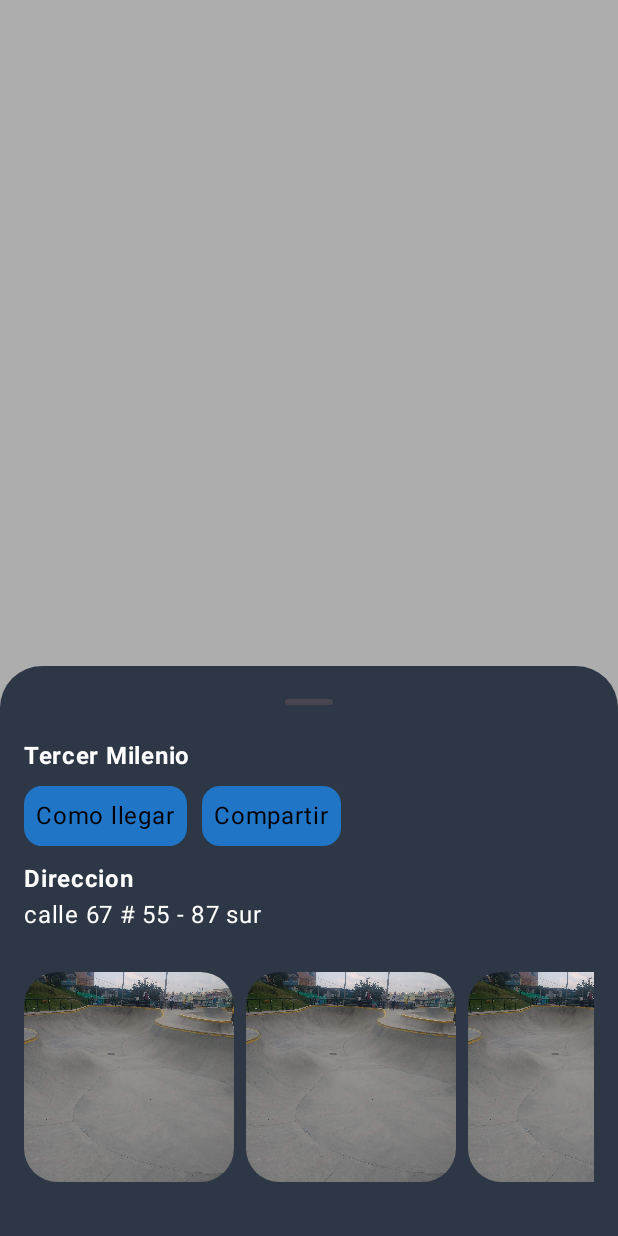
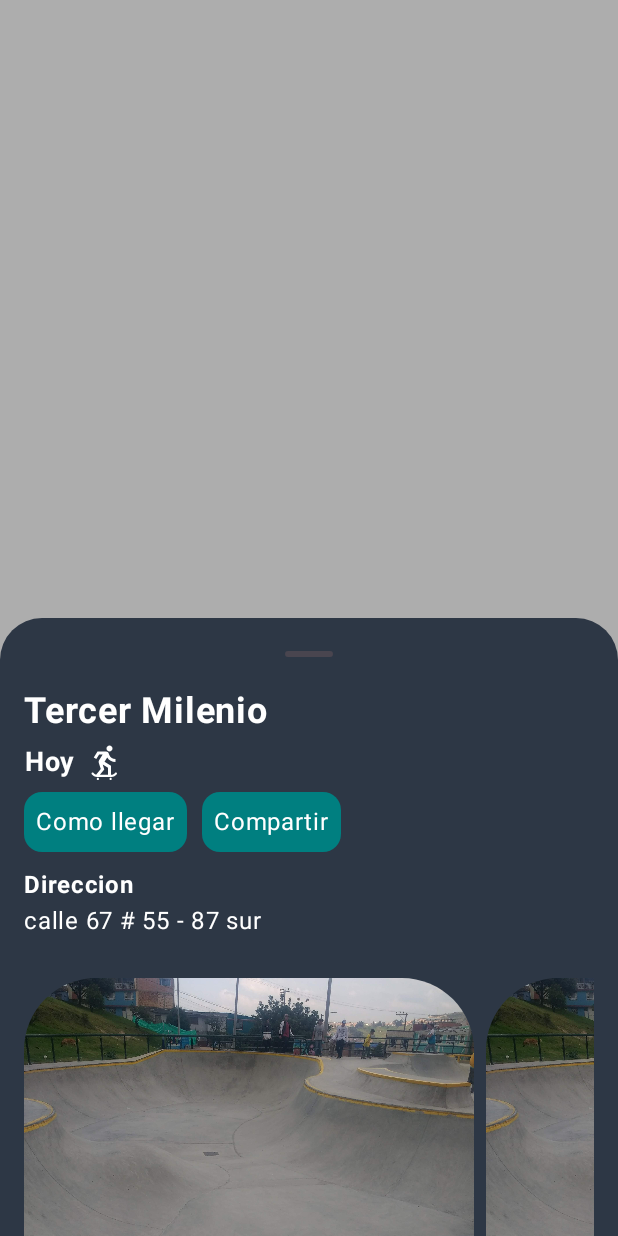
Before and after one commit to erisg/GoSkateCompose, an Android app built with Jetpack Compose: the @Preview function BottomSheetPreview, on a phone screen of 412 x 824 dp. Run offline under Robolectric (Android 15) with nearby library versions, the phone set to English and light mode, and no system bars.

Commit message:
-the location is added and shown in real time. -the logic for the deeplink to share the spot starts.

```diff
--- a/app/build.gradle
+++ b/app/build.gradle
@@ -99,6 +99,7 @@ dependencies {
     //Maps
     implementation 'com.google.maps.android:maps-compose:2.11.0'
     implementation 'com.google.android.gms:play-services-maps:18.1.0'
+    implementation 'com.google.android.gms:play-services-location:21.0.1'
 
     //Coil
     implementation "io.coil-kt:coil-compose:2.2.1"
--- a/app/src/main/java/com/goskate/goskate/ui/components/BannerComponent.kt
+++ b/app/src/main/java/com/goskate/goskate/ui/components/BannerComponent.kt
@@ -2,6 +2,7 @@ package com.goskate.goskate.ui.components
 
 import androidx.compose.foundation.Image
 import androidx.compose.foundation.background
+import androidx.compose.foundation.clickable
 import androidx.compose.foundation.layout.Row
 import androidx.compose.foundation.layout.padding
 import androidx.compose.foundation.layout.wrapContentSize
@@ -13,16 +14,23 @@ import androidx.compose.ui.Modifier
 import androidx.compose.ui.graphics.vector.ImageVector
 import androidx.compose.ui.text.style.TextAlign
 import androidx.compose.ui.unit.dp
-import com.goskate.goskate.ui.theme.BlueDark10
 import com.goskate.goskate.ui.theme.Shapes
-import com.goskate.goskate.ui.theme.black
+import com.goskate.goskate.ui.theme.Teal
+import com.goskate.goskate.ui.theme.white
 
 @Composable
-fun Banner(image: ImageVector?, description: String) {
+fun Banner(
+    image: ImageVector?,
+    description: String,
+    onAction: () -> Unit,
+) {
     Row(
         modifier = Modifier
             .wrapContentSize()
-            .background(BlueDark10, Shapes.medium),
+            .background(Teal, Shapes.medium)
+            .clickable {
+                onAction.invoke()
+            },
         verticalAlignment = Alignment.CenterVertically,
     ) {
         if (image != null) {
@@ -35,7 +43,7 @@ fun Banner(image: ImageVector?, description: String) {
         }
         Text(
             text = description,
-            color = black,
+            color = white,
             textAlign = TextAlign.Start,
             modifier = Modifier
                 .wrapContentWidth()
--- a/app/src/main/java/com/goskate/goskate/ui/components/BottomSheetComponent.kt
+++ b/app/src/main/java/com/goskate/goskate/ui/components/BottomSheetComponent.kt
@@ -1,16 +1,15 @@
 package com.goskate.goskate.ui.components
 
 import androidx.compose.animation.animateContentSize
-import androidx.compose.animation.core.animateFloatAsState
 import androidx.compose.foundation.Image
 import androidx.compose.foundation.clickable
 import androidx.compose.foundation.layout.Arrangement
-import androidx.compose.foundation.layout.Box
 import androidx.compose.foundation.layout.Row
 import androidx.compose.foundation.layout.Spacer
 import androidx.compose.foundation.layout.fillMaxSize
 import androidx.compose.foundation.layout.fillMaxWidth
 import androidx.compose.foundation.layout.height
+import androidx.compose.foundation.layout.heightIn
 import androidx.compose.foundation.layout.padding
 import androidx.compose.foundation.layout.size
 import androidx.compose.foundation.layout.width
@@ -24,20 +23,17 @@ import androidx.compose.material3.Text
 import androidx.compose.material3.rememberModalBottomSheetState
 import androidx.compose.runtime.Composable
 import androidx.compose.runtime.getValue
-import androidx.compose.runtime.mutableStateOf
-import androidx.compose.runtime.remember
 import androidx.compose.runtime.setValue
 import androidx.compose.ui.Alignment
 import androidx.compose.ui.Modifier
 import androidx.compose.ui.draw.clip
-import androidx.compose.ui.draw.scale
 import androidx.compose.ui.layout.ContentScale
 import androidx.compose.ui.res.painterResource
 import androidx.compose.ui.text.font.FontWeight
 import androidx.compose.ui.text.style.TextAlign
 import androidx.compose.ui.tooling.preview.Preview
-import androidx.compose.ui.unit.Dp
 import androidx.compose.ui.unit.dp
+import androidx.compose.ui.unit.sp
 import com.goskate.goskate.R
 import com.goskate.goskate.ui.theme.BlueDark
 import com.goskate.goskate.ui.theme.GoSkateTheme
@@ -45,9 +41,12 @@ import com.goskate.goskate.ui.theme.white
 
 @OptIn(ExperimentalMaterial3Api::class)
 @Composable
-fun BottomSheetComponent(onDismiss: () -> Unit) {
+fun BottomSheetComponent(
+    onDismiss: () -> Unit,
+    onCreateRute: () -> Unit,
+    onShareLink: () -> Unit
+    ) {
     val modalBottomSheetState = rememberModalBottomSheetState()
-
     ModalBottomSheet(
         onDismissRequest = { onDismiss() },
         sheetState = modalBottomSheetState,
@@ -59,19 +58,44 @@ fun BottomSheetComponent(onDismiss: () -> Unit) {
             color = white,
             fontWeight = FontWeight.Bold,
             textAlign = TextAlign.Start,
+            fontSize = 24.sp,
             modifier = Modifier
                 .fillMaxWidth()
                 .padding(bottom = 8.dp, start = 16.dp),
-
         )
         Row(
             modifier = Modifier
                 .padding(start = 16.dp)
                 .wrapContentWidth(),
         ) {
-            Banner(null, "Como llegar")
+            Text(
+                text = "Hoy",
+                color = white,
+                fontWeight = FontWeight.Bold,
+                fontSize = 18.sp,
+                textAlign = TextAlign.Center,
+            )
+            Spacer(modifier = Modifier.width(8.dp))
+            Image(painter = painterResource(id = R.drawable.baseline_skateboarding_24), contentDescription = "skate")
+        }
+        Row(
+            modifier = Modifier
+                .padding(start = 16.dp, top = 8.dp)
+                .wrapContentWidth(),
+        ) {
+            Banner(
+                image = null,
+                description = "Como llegar",
+                onAction = {
+                    onCreateRute.invoke()
+                })
             Spacer(modifier = Modifier.width(10.dp))
-            Banner(null, "Compartir")
+            Banner(
+                image = null,
+                description = "Compartir",
+                onAction = {
+                onShareLink.invoke()
+                })
         }
         Spacer(modifier = Modifier.height(10.dp))
         Text(
@@ -102,45 +126,33 @@ fun BottomSheetComponent(onDismiss: () -> Unit) {
             items(count = 6) {
                 ItemImage(
                     image = R.drawable.skateparkimg,
-                    withSize = 140.dp,
-                    heightSize = 140.dp,
                 )
                 Spacer(modifier = Modifier.width(8.dp))
             }
         }
-        Spacer(modifier = Modifier.size(height = 20.dp, width = 6.dp))
     }
 }
 
 @Composable
-fun ItemImage(image: Int, withSize: Dp, heightSize: Dp) {
-    var isScaled by remember { mutableStateOf(false) }
-    val scale by animateFloatAsState(if (isScaled) 1.5f else 1f)
-    Box(
-        modifier = Modifier
-            .wrapContentWidth()
-            .size(width = withSize, height = heightSize),
-    ) {
+fun ItemImage(image: Int) {
     Image(
         painter = painterResource(id = image),
         contentDescription = "",
         modifier = Modifier
+            .size(300.dp)
             .animateContentSize()
             .clip(RoundedCornerShape(16))
             .fillMaxSize()
-                .scale(scale)
             .clickable {
-                    isScaled = !isScaled
             },
         contentScale = ContentScale.FillWidth,
     )
-    }
 }
 
 @Preview(showBackground = true)
 @Composable
 fun BottomSheetPreview() {
     GoSkateTheme {
-        BottomSheetComponent({})
+        BottomSheetComponent({},{},{})
     }
 }
--- a/app/src/main/java/com/goskate/goskate/ui/components/ChipFilterComponente.kt
+++ b/app/src/main/java/com/goskate/goskate/ui/components/ChipFilterComponente.kt
@@ -23,7 +23,7 @@ import androidx.compose.ui.graphics.Color.Companion.Unspecified
 import androidx.compose.ui.graphics.vector.ImageVector
 import androidx.compose.ui.tooling.preview.Preview
 import androidx.compose.ui.unit.dp
-import com.goskate.goskate.ui.theme.BlueDark10
+import com.goskate.goskate.ui.theme.Teal
 import com.goskate.goskate.ui.theme.GoSkateTheme
 
 @Composable
@@ -45,7 +45,7 @@ fun ChipFilterComponent(modifier: Modifier) {
                     horizontal = 4.dp,
                 )
                 .background(
-                    color = BlueDark10,
+                    color = Teal,
                     shape = shape,
                 )
                 .clip(shape = shape)
--- a/app/src/main/java/com/goskate/goskate/ui/components/LocationPermission.kt
+++ b/app/src/main/java/com/goskate/goskate/ui/components/LocationPermission.kt
@@ -12,6 +12,8 @@ import androidx.compose.runtime.remember
 import androidx.compose.ui.platform.LocalContext
 import androidx.core.app.ActivityCompat
 import androidx.core.content.ContextCompat
+import com.google.android.gms.location.FusedLocationProviderClient
+import com.google.android.gms.location.LocationServices
 
 @Composable
 fun LocationPermissionRequest(
@@ -20,6 +22,7 @@ fun LocationPermissionRequest(
 ) {
     val PERMISSION_REQUEST_CODE = 101
     val context = LocalContext.current
+    var fusedLocationProvider: FusedLocationProviderClient
     val showDialog = remember { mutableStateOf(false) }
 
     LaunchedEffect(Unit) {
@@ -29,6 +32,8 @@ fun LocationPermissionRequest(
         ) == PackageManager.PERMISSION_GRANTED
 
         if (isPermissionGranted) {
+            fusedLocationProvider = LocationServices.getFusedLocationProviderClient(context)
+            fusedLocationProvider.lastLocation
             onPermissionGranted()
         } else {
             val shouldShowRationale = ActivityCompat.shouldShowRequestPermissionRationale(
--- a/app/src/main/java/com/goskate/goskate/ui/theme/Color.kt
+++ b/app/src/main/java/com/goskate/goskate/ui/theme/Color.kt
@@ -8,8 +8,8 @@ val Pink80 = Color(0xFF917D83)
 
 val Purple40 = Color(0xFF6650a4)
 val BlueDark = Color(0xEE242F3E)
-val BlueDark10 = Color(0xB51B8FFC)
-
+val Teal = Color(0xFF007f80)
+val orange = Color(0xFFFFA600)
 val white = Color(0xFFFFFFFF)
 val black = Color(0xFF000000)
 val gray = Color(0xFFE4E3E3)
--- /dev/null
+++ b/app/src/main/res/drawable/baseline_pedal_bike_24.xml
@@ -0,0 +1,5 @@
+<vector android:height="24dp" android:tint="@color/white"
+    android:viewportHeight="24" android:viewportWidth="24"
+    android:width="24dp" xmlns:android="http://schemas.android.com/apk/res/android">
+    <path android:fillColor="@android:color/white" android:pathData="M18.18,10l-1.7,-4.68C16.19,4.53 15.44,4 14.6,4H12v2h2.6l1.46,4h-4.81l-0.36,-1H12V7H7v2h1.75l1.82,5H9.9c-0.44,-2.23 -2.31,-3.88 -4.65,-3.99C2.45,9.87 0,12.2 0,15c0,2.8 2.2,5 5,5c2.46,0 4.45,-1.69 4.9,-4h4.2c0.44,2.23 2.31,3.88 4.65,3.99c2.8,0.13 5.25,-2.19 5.25,-5c0,-2.8 -2.2,-5 -5,-5H18.18zM7.82,16c-0.4,1.17 -1.49,2 -2.82,2c-1.68,0 -3,-1.32 -3,-3s1.32,-3 3,-3c1.33,0 2.42,0.83 2.82,2H5v2H7.82zM14.1,14h-1.4l-0.73,-2H15C14.56,12.58 14.24,13.25 14.1,14zM19,18c-1.68,0 -3,-1.32 -3,-3c0,-0.93 0.41,-1.73 1.05,-2.28l0.96,2.64l1.88,-0.68l-0.97,-2.67c0.03,0 0.06,-0.01 0.09,-0.01c1.68,0 3,1.32 3,3S20.68,18 19,18z"/>
+</vector>
--- /dev/null
+++ b/app/src/main/res/drawable/baseline_skateboarding_24.xml
@@ -0,0 +1,5 @@
+<vector android:height="24dp" android:tint="@color/white"
+    android:viewportHeight="24" android:viewportWidth="24"
+    android:width="24dp" xmlns:android="http://schemas.android.com/apk/res/android">
+    <path android:fillColor="@android:color/white" android:pathData="M13,3c0,-1.1 0.9,-2 2,-2s2,0.9 2,2c0,1.1 -0.9,2 -2,2S13,4.1 13,3zM7.25,22.5c-0.41,0 -0.75,0.34 -0.75,0.75S6.84,24 7.25,24S8,23.66 8,23.25S7.66,22.5 7.25,22.5zM15.75,22.5c-0.41,0 -0.75,0.34 -0.75,0.75S15.34,24 15.75,24s0.75,-0.34 0.75,-0.75S16.16,22.5 15.75,22.5zM19.24,19c-0.24,0 -0.45,0.11 -0.59,0.3c-0.55,0.73 -1.42,1.2 -2.4,1.2H16v-6l-4.32,-2.67l1.8,-2.89C14.63,10.78 16.68,12 19,12v-2c-1.85,0 -3.44,-1.12 -4.13,-2.72l-0.52,-1.21C14.16,5.64 13.61,5 12.7,5H7L4.5,9l1.7,1.06L8.1,7h2.35l-2.4,3.84c-0.31,0.5 -0.39,1.11 -0.21,1.67l1.34,4.15l-3.12,3.76c-0.7,-0.16 -1.3,-0.57 -1.71,-1.12C4.21,19.11 3.99,19 3.75,19C3.31,19 3,19.36 3,19.75c0,0.15 0.05,0.31 0.15,0.45c0.82,1.1 2.13,1.8 3.6,1.8h9.5c1.47,0 2.78,-0.7 3.6,-1.8c0.1,-0.14 0.15,-0.3 0.15,-0.45C20,19.36 19.68,19 19.24,19zM14,20.5H8.6l2.9,-3.5l-1,-3.3l3.5,2.2V20.5z"/>
+</vector>
--- a/app/src/main/res/values/colors.xml
+++ b/app/src/main/res/values/colors.xml
@@ -1,11 +1,12 @@
 <?xml version="1.0" encoding="utf-8"?>
 <resources>
     <color name="purple_200">#FFBB86FC</color>
-    <color name="purple_500">#FF6200EE</color>
+    <color name="teal">#007f80</color>
     <color name="purple_700">#FF3700B3</color>
     <color name="teal_200">#FF03DAC5</color>
     <color name="teal_700">#FF018786</color>
     <color name="black">#FF000000</color>
     <color name="white">#FFFFFFFF</color>
     <color name="pink_200">#D1BCBC</color>
+    <color name="orange">#FFA600</color>
 </resources>
--- a/app/src/main/res/values/themes.xml
+++ b/app/src/main/res/values/themes.xml
@@ -2,10 +2,10 @@
 <resources>
     <style name="Theme.GoSkate" parent="android:Theme.Material.Light.NoActionBar" >
         <item name="android:statusBarColor">
-            @color/purple_500
+            @color/teal
         </item>
         <item name="android:navigationBarColor">
-            @color/purple_500
+            @color/teal
         </item>
     </style>
 </resources>
```
Also changed, not shown: app/src/main/AndroidManifest.xml (+7 -0 lines), app/src/main/java/com/goskate/goskate/ui/navigation/Navigation.kt (+19 -1 lines), app/src/main/java/com/goskate/goskate/ui/screen/map/MapsScreen.kt (+43 -9 lines), 1 other file. Lines whose indentation alone changed are shown as unchanged.
